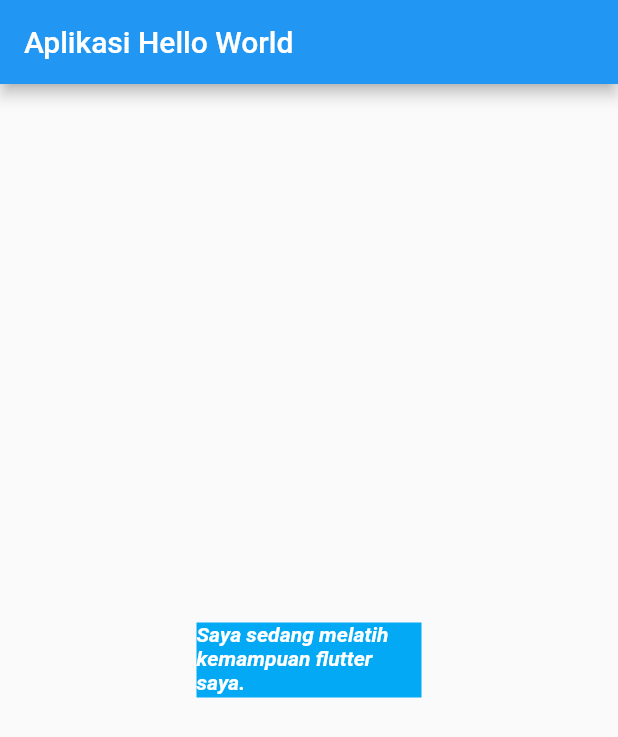
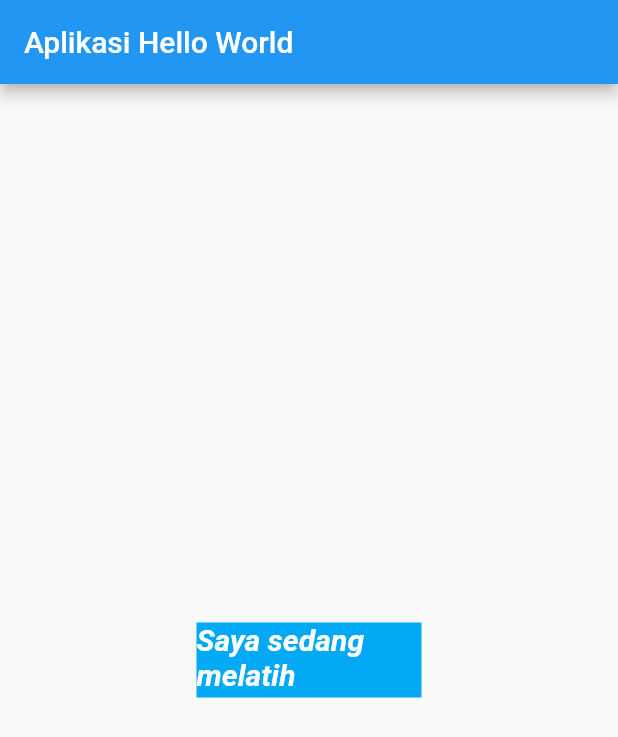
Before and after one commit to feyto81/belajar-flutter, a Flutter app: the screen it shows after launch, on a phone screen of 412 x 824 dp. Shown: the top 737 px of the screen. Run offline on Flutter 3.47's test engine with Material 2 defaults, Android fonts, the phone set to English and light mode, and no system bars.

Commit message:
adding font size

```diff
--- a/lib/main.dart
+++ b/lib/main.dart
@@ -26,7 +26,8 @@ class MyApp extends StatelessWidget {
                   style: TextStyle(
                       color: Colors.white,
                       fontStyle: FontStyle.italic,
-                      fontWeight: FontWeight.w700),
+                      fontWeight: FontWeight.w700,
+                      fontSize: 20),
                 ))),
       ),
     );
```
